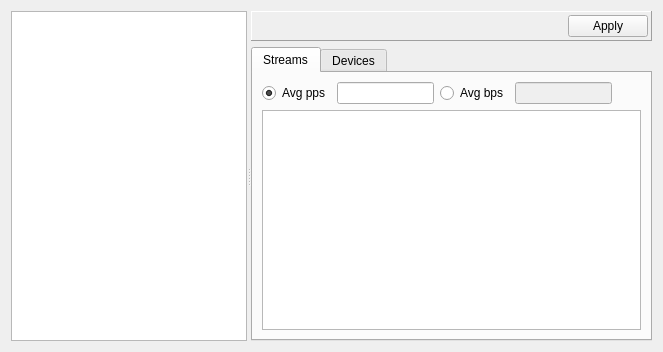
Before: the Qt Designer form client/portswindow.ui in pstavirs/ostinato, drawn with Qt 5.
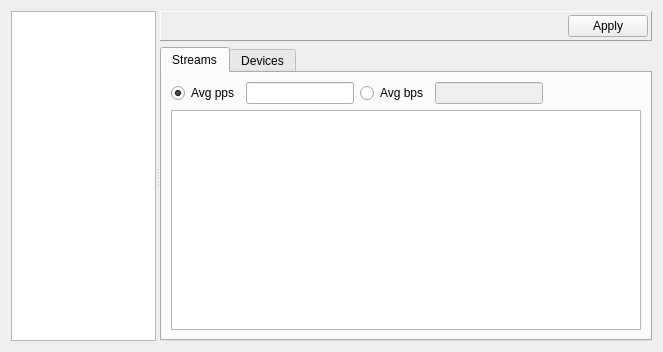
After: the same form once the commit is applied. Icons and pictures are not drawn. Custom widgets are drawn as their Qt base class.

Commit message: Device Emulation (contd.): Changed the default app window size and ports-list/port-detail split to minimize scroll bars; a larger height would be better but capped it to 1024x600 (netbook resolution)

Diff of the .ui file:
```diff
--- a/client/portswindow.ui
+++ b/client/portswindow.ui
@@ -22,6 +22,12 @@
       <bool>false</bool>
      </property>
      <widget class="QTreeView" name="tvPortList" >
+      <property name="sizePolicy" >
+       <sizepolicy vsizetype="Expanding" hsizetype="Expanding" >
+        <horstretch>1</horstretch>
+        <verstretch>0</verstretch>
+       </sizepolicy>
+      </property>
       <property name="contextMenuPolicy" >
        <enum>Qt::ActionsContextMenu</enum>
       </property>
@@ -30,6 +36,12 @@
       </property>
      </widget>
      <widget class="QStackedWidget" name="swDetail" >
+      <property name="sizePolicy" >
+       <sizepolicy vsizetype="Preferred" hsizetype="Preferred" >
+        <horstretch>2</horstretch>
+        <verstretch>0</verstretch>
+       </sizepolicy>
+      </property>
       <property name="currentIndex" >
        <number>0</number>
       </property>
```
The commit also changes 1 other file.
